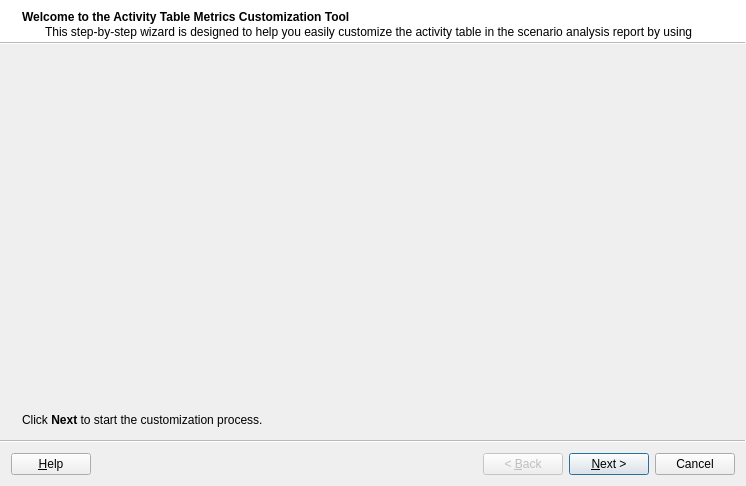
Qt form src/cplus_plugin/ui/activity_metrics_builder_dialog.ui (ConservationInternational/cplus-plugin) before a commit.
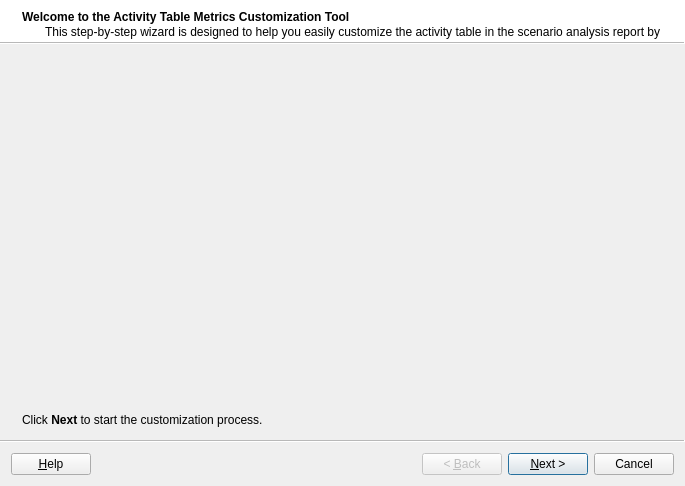
The same form after that commit. Custom widgets are drawn as their Qt base class.

What changed in the file:
```diff
--- a/src/cplus_plugin/ui/activity_metrics_builder_dialog.ui
+++ b/src/cplus_plugin/ui/activity_metrics_builder_dialog.ui
@@ -6,7 +6,7 @@
    <rect>
     <x>0</x>
     <y>0</y>
-    <width>746</width>
+    <width>685</width>
     <height>486</height>
    </rect>
   </property>
```
Left out of the diff: 70 changed lines with no effect on the pictures.
